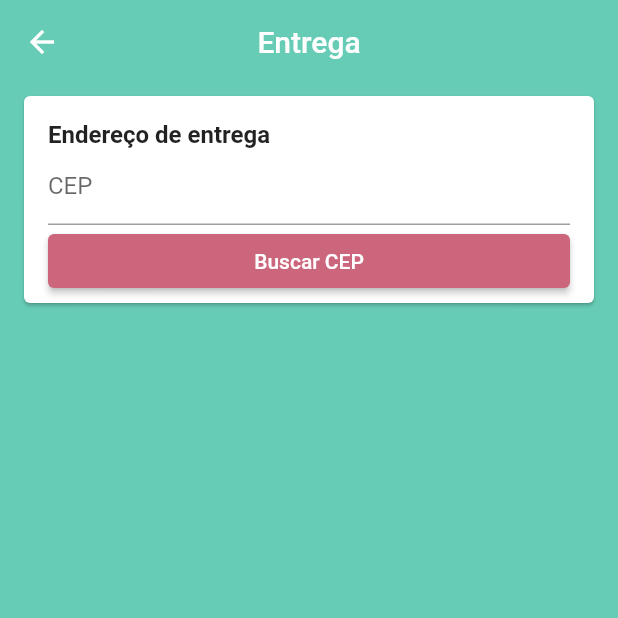
After one commit to mucasantos/lojacompleta, a Flutter app: the AddressScreen screen opened by its route, on a phone screen of 412 x 824 dp, the top half of it. The commit adds this screen. Run offline on Flutter 3.47's test engine with Material 2 defaults, Android fonts, the phone set to English and light mode, and no system bars; our stand-ins replace brasil_fields, carousel_pro, cloud_firestore, dio, faker, firebase_auth and 4 more; missing offline and left inert: alphabet_list_scroll_view, appsflyer_sdk; accounts and stored records are empty; Roboto replaces fonts that are missing (Poppins).

Commit message:
Adicionar cep

```diff
--- a/lib/main.dart
+++ b/lib/main.dart
@@ -5,6 +5,7 @@ import 'package:lojacompleta/models/home_manager.dart';
 import 'package:lojacompleta/models/product.model.dart';
 import 'package:lojacompleta/models/product_manager.dart';
 import 'package:lojacompleta/models/user_manager.dart';
+import 'package:lojacompleta/screens/address/address_screen.dart';
 import 'package:lojacompleta/screens/base_screen.dart';
 import 'package:lojacompleta/screens/cart/cart_screen.dart';
 import 'package:lojacompleta/screens/edit_product/edit_product_screen.dart';
@@ -14,7 +15,7 @@ import 'package:lojacompleta/screens/select_product_screen/select_product_screen
 import 'package:lojacompleta/screens/signup/signup_screen.dart';
 import 'package:provider/provider.dart';
 
-void main() async {
+void main() {
   runApp(MyApp());
 }
 
@@ -93,6 +94,9 @@ class _MyAppState extends State<MyApp> {
             case '/cart':
               return MaterialPageRoute(builder: (_) => CartScreen());
               break;
+            case '/address':
+              return MaterialPageRoute(builder: (_) => AddressScreen());
+              break;
             case '/select_product':
               return MaterialPageRoute(builder: (_) => SelectProductScreen());
               break;
--- /dev/null
+++ b/lib/models/address.dart
@@ -0,0 +1,24 @@
+class Address {
+  Address({
+    this.city,
+    this.complement,
+    this.district,
+    this.latitude,
+    this.longitude,
+    this.number,
+    this.state,
+    this.street,
+    this.zipCode,
+  });
+
+  String street;
+  String number;
+  String complement;
+  String district;
+  String zipCode;
+  String city;
+  String state;
+
+  double latitude;
+  double longitude;
+}
--- /dev/null
+++ b/lib/screens/address/address_screen.dart
@@ -0,0 +1,20 @@
+import 'package:flutter/material.dart';
+import 'package:lojacompleta/screens/address/components/address_card.dart';
+
+class AddressScreen extends StatelessWidget {
+  const AddressScreen({Key key}) : super(key: key);
+
+  @override
+  Widget build(BuildContext context) {
+    return Scaffold(
+      appBar: AppBar(
+        backgroundColor: const Color(0xFF66CCB5),
+        title: const Text('Entrega'),
+        centerTitle: true,
+      ),
+      body: ListView(
+        children: [AddressCard()],
+      ),
+    );
+  }
+}
--- /dev/null
+++ b/lib/screens/address/components/address_card.dart
@@ -0,0 +1,50 @@
+import 'package:flutter/material.dart';
+import 'package:lojacompleta/models/address.dart';
+import 'package:lojacompleta/models/cart_manager.dart';
+import 'package:lojacompleta/screens/address/components/address_input_field.dart';
+import 'package:lojacompleta/screens/address/components/cep_input_field.dart';
+import 'package:provider/provider.dart';
+
+class AddressCard extends StatelessWidget {
+  const AddressCard({Key key}) : super(key: key);
+
+  @override
+  Widget build(BuildContext context) {
+    return Card(
+      margin: const EdgeInsets.symmetric(
+        horizontal: 16,
+        vertical: 8,
+      ),
+      child: Padding(
+          padding: const EdgeInsets.fromLTRB(16, 16, 16, 4),
+          child: Consumer<CartManager>(
+            builder: (_, cartManager, __) {
+              final address = cartManager.address ?? Address();
+              return Form(
+                child: Column(
+                  crossAxisAlignment: CrossAxisAlignment.start,
+                  children: [
+                    Text(
+                      'Endereço de entrega',
+                      style: TextStyle(
+                        fontSize: 16,
+                        fontWeight: FontWeight.bold,
+                      ),
+                    ),
+                    CepInputField(
+                      address: address,
+                    ),
+                    Visibility(
+                      visible: address.zipCode != null,
+                      child: AddressInputField(
+                        address: address,
+                      ),
+                    )
+                  ],
+                ),
+              );
+            },
+          )),
+    );
+  }
+}
--- /dev/null
+++ b/lib/screens/address/components/cep_input_field.dart
@@ -0,0 +1,80 @@
+import 'dart:developer';
+
+import 'package:brasil_fields/formatter/cep_input_formatter.dart';
+import 'package:flutter/material.dart';
+import 'package:flutter/services.dart';
+import 'package:lojacompleta/models/address.dart';
+import 'package:lojacompleta/models/cart_manager.dart';
+import 'package:lojacompleta/services/cepaberto_services.dart';
+import 'package:lojacompleta/widgets/custom_item_button.dart';
+import 'package:provider/src/provider.dart';
+
+class CepInputField extends StatelessWidget {
+  CepInputField({Key key, this.address}) : super(key: key);
+
+  final Address address;
+  TextEditingController cepController = TextEditingController();
+
+  @override
+  Widget build(BuildContext context) {
+    if (address.zipCode == null)
+      return Column(
+        crossAxisAlignment: CrossAxisAlignment.stretch,
+        children: [
+          TextFormField(
+              controller: cepController,
+              decoration: InputDecoration(
+                  isDense: true, labelText: 'CEP', hintText: '12.345-678'),
+              inputFormatters: [
+                FilteringTextInputFormatter.digitsOnly,
+                CepInputFormatter(),
+              ],
+              keyboardType: TextInputType.number,
+              validator: (cep) {
+                if (cep.isEmpty) {
+                  return 'Campo obrigatório!';
+                } else if (cep.length != 10) {
+                  return 'CEP inválido!';
+                }
+
+                return null;
+              }),
+          ElevatedButton(
+            style: ElevatedButton.styleFrom(
+                primary: Color(0xffCC667D),
+                onSurface: Color(0xffCC667D).withAlpha(50)),
+            onPressed: () {
+              if (Form.of(context).validate()) {
+                context.read<CartManager>().getAddress(cepController.text);
+              }
+            },
+            child: Text('Buscar CEP'),
+          )
+        ],
+      );
+    else
+      return Padding(
+        padding: const EdgeInsets.symmetric(vertical: 8.0),
+        child: Row(
+          children: [
+            Expanded(
+                child: Text(
+              'CEP:  ${address.zipCode} ',
+              style: TextStyle(
+                color: Colors.black,
+                fontWeight: FontWeight.bold,
+              ),
+            )),
+            CustomIconButton(
+              color: Color(0xffCC667D),
+              iconData: Icons.edit,
+              size: 20,
+              onTap: () {
+                context.read<CartManager>().removeAddress();
+              },
+            )
+          ],
+        ),
+      );
+  }
+}
--- a/lib/screens/cart/cart_screen.dart
+++ b/lib/screens/cart/cart_screen.dart
@@ -34,7 +34,11 @@ class CartScreen extends StatelessWidget {
               ),
               PriceCard(
                 buttonText: 'Continuar para entrega',
-                onPressed: cartManager.isCartValid ? () {} : null,
+                onPressed: cartManager.isCartValid
+                    ? () {
+                        Navigator.of(context).pushNamed('/address');
+                      }
+                    : null,
               ),
             ],
           );
--- /dev/null
+++ b/lib/services/cepaberto_services.dart
@@ -0,0 +1,34 @@
+import 'dart:developer';
+import 'dart:io';
+
+import 'package:dio/dio.dart';
+import 'package:lojacompleta/models/cepaberto_address.dart';
+
+const token = "a6a7da6ae6b3f344f5044b69eb82268b";
+
+class CepAbertoService {
+  Future<CepAbertoAddress> getAddressFromCep(String cep) async {
+    final cleanCep = cep.replaceAll('.', '').replaceAll('-', '');
+    log(cleanCep);
+    final endpoint = "https://www.cepaberto.com/api/v3/cep?cep=$cleanCep";
+
+    final Dio dio = Dio();
+
+    dio.options.headers[HttpHeaders.authorizationHeader] = 'Token token=$token';
+
+    try {
+      final response = await dio.get<Map<String, dynamic>>(endpoint);
+
+      if (response.data.isEmpty) {
+        return Future.error('Cep Inválido');
+      }
+
+      final CepAbertoAddress address = CepAbertoAddress.fromMap(response.data);
+
+      return address;
+    } on DioError catch (e) {
+      log(e.message);
+      return Future.error("erro ao buscar o CEP");
+    }
+  }
+}
--- a/pubspec.yaml
+++ b/pubspec.yaml
@@ -41,6 +41,8 @@ dependencies:
   image_picker: ^0.6.7+22
   image_cropper: ^1.2.2
   uuid: ^3.0.5
+  dio: ^3.0.9
+  brasil_fields: ^0.1.0
 
 dev_dependencies:
   flutter_test:
```
Also changed, not shown: lib/models/cart_manager.dart (+36 -0 lines), lib/models/cepaberto_address.dart (added, +36 -0 lines), lib/screens/address/components/address_input_field.dart (added, +110 -0 lines), lib/widgets/custom_item_button.dart (+8 -1 lines), pubspec.lock.
